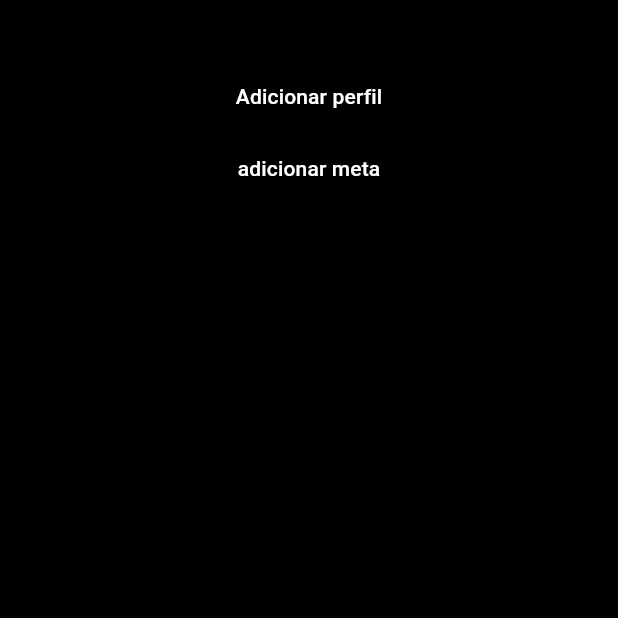
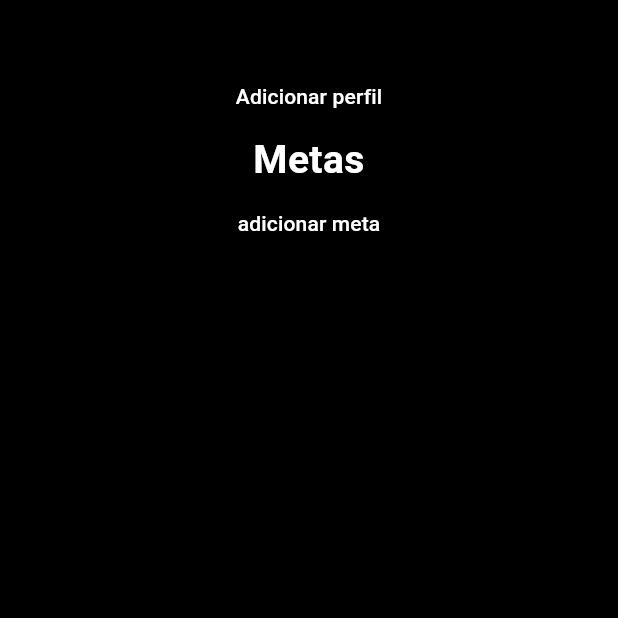
Before and after one commit to XxPregoxX/project_shape, a Flutter app: the profile screen opened by its route, on a phone screen of 412 x 824 dp, the top half of it. Run offline on Flutter 3.47's test engine with Material 3 defaults, Android fonts, the phone set to English and light mode, and no system bars; our stand-ins replace sqflite; accounts and stored records are empty.

Commit message:
Ajustado alguns limites de campo de texto e ajustado design de algumas telas.

```diff
--- a/lib/profile.dart
+++ b/lib/profile.dart
@@ -25,7 +25,7 @@ class _profileState extends State<profile> {
     return Scaffold(
       body: Center(
         child: Container(
-          width: screenWidth * 0.8,
+          width: screenWidth * 0.9,
           child: Column(
             children: [
               SizedBox(height: 40),
@@ -34,21 +34,35 @@ class _profileState extends State<profile> {
                   final profile = snapshot.data as Map;
                   return Column(
                     mainAxisAlignment: MainAxisAlignment.center,
+                    crossAxisAlignment: CrossAxisAlignment.center,
                     children: [
                       Row(
                            mainAxisAlignment: MainAxisAlignment.center,
+                           crossAxisAlignment: CrossAxisAlignment.center,
                            children: [
-                          Text('Nome: ${profile['name']}'),
-                          IconButton(onPressed: () => editProfile(context, [profile['name'], profile['birth_date'], profile['height'].toString()]), icon: Icon(Icons.mode_edit, color: Colors.white))
+                             titleText('${profile['name']}'),
+                             IconButton(
+                                 padding: EdgeInsets.zero,
+                                 constraints: const BoxConstraints(),
+                                 onPressed: () => editProfile(
+                                   context,
+                                   [profile['name'], profile['birth_date'], profile['height'].toString()]
+                                 ),
+                                 icon: const Icon(Icons.mode_edit, color: Colors.white, size: 25),
+                             ),
                            ],
                          ),
+                      SizedBox(height: 20,),
                         Row(
                           mainAxisAlignment: MainAxisAlignment.center,
+                          crossAxisAlignment: CrossAxisAlignment.center,
+                          textBaseline: TextBaseline.alphabetic,
                           children: [
-                          Text('Altura: ${profile['height']}'),
-                          Text('Data de nascimento: ${profile['birth_date']}')
+                            subtitleText('Altura: ${profile['height']}'),
+                            SizedBox(width: 50,),
+                            subtitleText('Idade: ${Profile().calcAge(profile['birth_date'])}')
                           ],
-                      )
+                        ),
                     ],
                   );
                 } else if (snapshot.hasError) {
@@ -63,7 +77,12 @@ class _profileState extends State<profile> {
                 if (snapshot.hasData) {
                   final goals = snapshot.data as List<Map>;
                   return Column(
+                    children: [
+                      titleText('Metas'),
+                      Column(
                         children: goals.map((goal) => goal_card(goal)).toList(),
+                      ),
+                    ],
                   );
                 } else if (snapshot.hasError) {
                   return Text('Erro ao carregar metas');
```
Also changed, not shown: lib/GeneralWidgets.dart (+128 -38 lines), lib/functions.dart (+31 -0 lines). Lines whose indentation alone changed are shown as unchanged.
